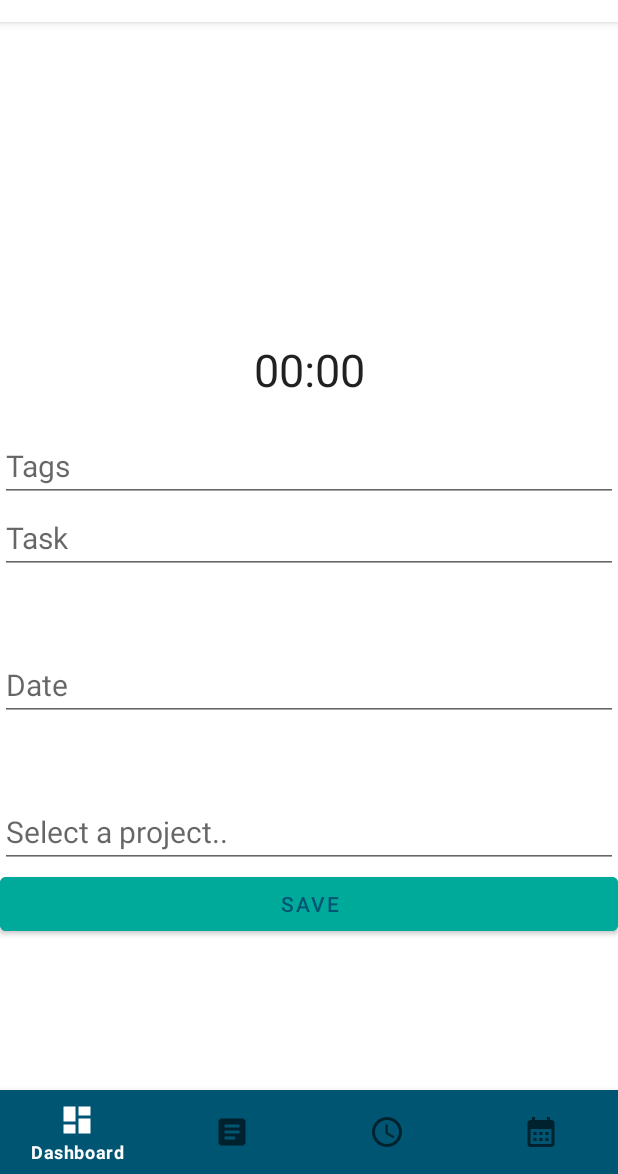
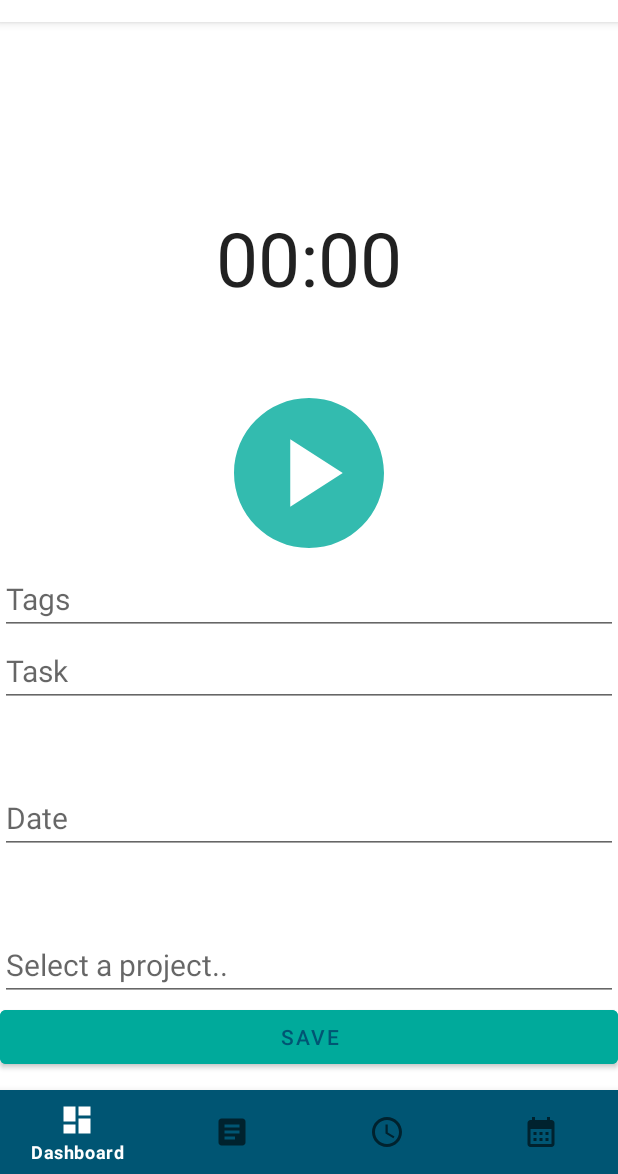
Before and after one commit to StijnMapper/Timeregistration, an Android app: the TimeRegistrationFragment screen opened through its navigation route, on a phone screen of 412 x 824 dp, the part 62-1236 px from its top. Run offline under Robolectric (Android 15) with nearby library versions, the phone set to English and light mode, and no system bars; our stand-ins replace navigation-ui.

Commit message:
Update fragment_time_registration.xml
playbtn edited

```diff
--- a/MyApplication/app/src/main/res/layout/fragment_time_registration.xml
+++ b/MyApplication/app/src/main/res/layout/fragment_time_registration.xml
@@ -1,79 +1,85 @@
 <?xml version="1.0" encoding="utf-8"?>
 <LinearLayout xmlns:android="http://schemas.android.com/apk/res/android"
+    xmlns:app="http://schemas.android.com/apk/res-auto"
     xmlns:tools="http://schemas.android.com/tools"
-    xmlns:app="http://schemas.android.com/apk/res-auto"
     android:layout_width="match_parent"
     android:layout_height="match_parent"
+    android:gravity="center"
     android:orientation="vertical"
-    android:gravity="center"
     tools:context=".ui.timeRegistration.TimeRegistrationFragment">
 
     <androidx.constraintlayout.widget.ConstraintLayout
         android:layout_width="match_parent"
         android:layout_height="wrap_content">
+
         <Chronometer
             android:id="@+id/chronometer"
             android:layout_width="match_parent"
             android:layout_height="wrap_content"
-        android:textSize="30sp"
+            android:paddingBottom="20dp"
             android:textAlignment="center"
+            android:textSize="50sp"
+            app:layout_constraintTop_toTopOf="parent" />
+
+        <ImageView
+            android:layout_width="match_parent"
+            android:layout_height="match_parent"
+            android:layout_marginTop="30dp"
+            android:minWidth="500dp"
+            android:minHeight="120dp"
+            android:src="@drawable/ic_play"
+            android:textSize="50sp"
             app:layout_constraintBottom_toTopOf="@id/tags"
-        app:layout_constraintTop_toTopOf="parent"
-        android:paddingBottom="20dp"
-        />
+            app:layout_constraintTop_toBottomOf="@id/chronometer" />
 
         <EditText
             android:id="@+id/tags"
             android:layout_width="match_parent"
             android:layout_height="wrap_content"
+            android:layout_marginTop="50dp"
             android:hint="@string/tagsText"
             android:textSize="20sp"
-    android:layout_marginTop="50dp"
             app:layout_constraintBottom_toTopOf="@+id/task" />
-
 
 
         <EditText
             android:id="@+id/task"
             android:layout_width="match_parent"
             android:layout_height="wrap_content"
+            android:layout_marginTop="50dp"
             android:hint="@string/taskText"
             android:textSize="20sp"
-    android:layout_marginTop="50dp"
-    app:layout_constraintBottom_toTopOf="@+id/date"
-    />
+            app:layout_constraintBottom_toTopOf="@+id/date" />
 
         <EditText
             android:id="@+id/date"
             android:layout_width="match_parent"
             android:layout_height="wrap_content"
+            android:layout_marginTop="50dp"
             android:hint="@string/dateText"
             android:textSize="20sp"
-    android:layout_marginTop="50dp"
-    app:layout_constraintTop_toBottomOf="@id/task"
-    />
-
+            app:layout_constraintTop_toBottomOf="@id/task" />
 
 
         <EditText
             android:id="@+id/project"
             android:layout_width="match_parent"
             android:layout_height="wrap_content"
+            android:layout_marginTop="50dp"
             android:hint="@string/projectText"
             android:textSize="20sp"
-        android:layout_marginTop="50dp"
-        app:layout_constraintTop_toBottomOf="@id/date"
-        app:layout_constraintBottom_toTopOf="@id/save"/>
+            app:layout_constraintBottom_toTopOf="@id/save"
+            app:layout_constraintTop_toBottomOf="@id/date" />
+
         <Button
             android:id="@+id/save"
             android:layout_width="match_parent"
             android:layout_height="wrap_content"
+            android:layout_marginTop="20dp"
             android:backgroundTint="@color/green"
             android:text="Save"
             android:theme="@style/Button.green"
-        android:layout_marginTop="20dp"
-        app:layout_constraintBottom_toBottomOf="parent"
-      />
+            app:layout_constraintBottom_toBottomOf="parent" />
 
     </androidx.constraintlayout.widget.ConstraintLayout>
 </LinearLayout>
```
Lines whose indentation alone changed are shown as unchanged.
